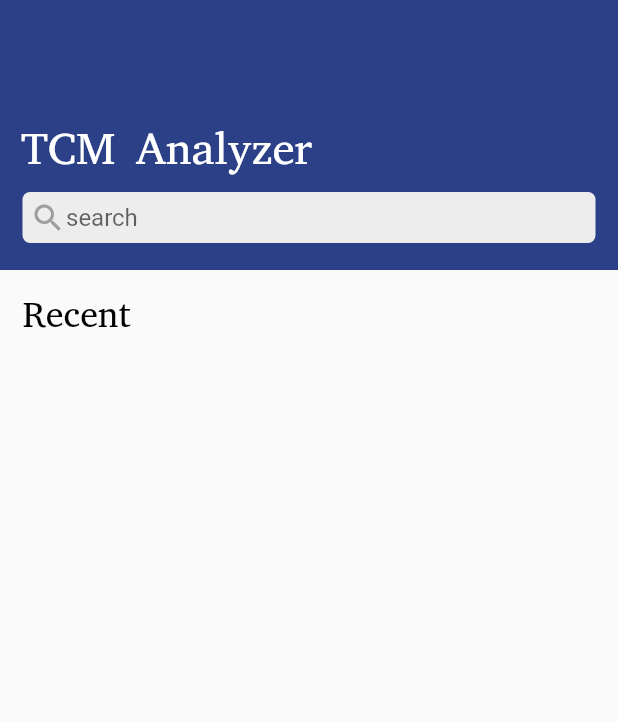
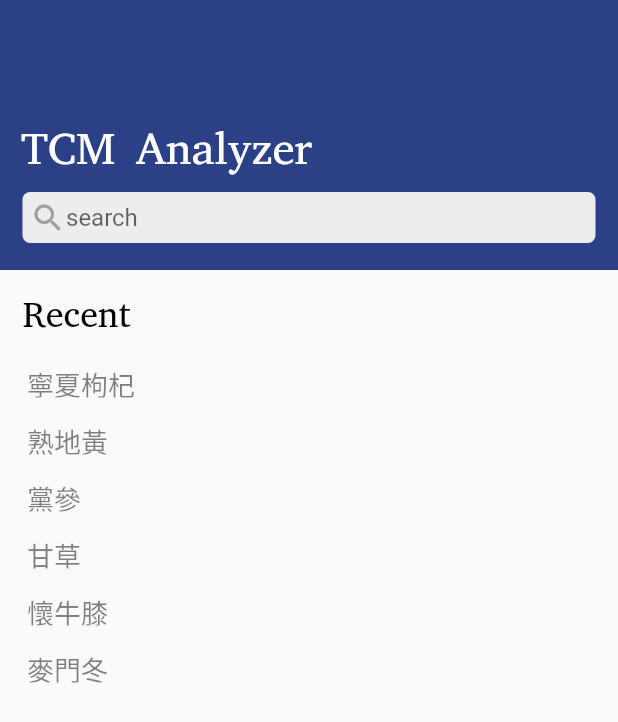
Before and after one commit to BenedictusKent/TCM_Analyzer, a Flutter app: the screen it shows after launch, on a phone screen of 412 x 824 dp. Shown: the top 722 px of the screen. Run offline on Flutter 3.47's test engine with Material 2 defaults, Android fonts, the phone set to English and light mode, and no system bars.

Commit message:
add recent searches (default)

```diff
--- a/tcm_analyzer/lib/home.dart
+++ b/tcm_analyzer/lib/home.dart
@@ -6,7 +6,10 @@ class HomePage extends StatefulWidget {
 }
 
 class _HomePageState extends State<HomePage> {
+  // declaration
   final myController = TextEditingController();
+  List<String> names = ["寧夏枸杞", "熟地黃", "黨參", "甘草", "懷牛膝", "麥門冬"];
+
   @override
   Widget build(BuildContext context) {
     return Scaffold(
@@ -71,6 +74,54 @@ class _HomePageState extends State<HomePage> {
                 fontFamily: 'Abyssinica',
               ),
             ),
+          ),
+
+          // Recent searches (first)
+          Container(
+            margin: EdgeInsets.only(top: 10.0, left: 10.0),
+            height: 38.0,
+            width: MediaQuery.of(context).size.width,
+            child: TextButton(
+              onPressed: () {
+                Navigator.pushNamed(context, '/info', arguments: names[0]);
+              },
+              child: Align(
+                alignment: Alignment.centerLeft,
+                child: Text(names[0],
+                    style: TextStyle(
+                        color: Colors.black.withOpacity(0.5),
+                        fontSize: 18.0,
+                        fontFamily: 'Abyssinica')),
+              ),
+            ),
+          ),
+
+          // Recent searches (second to end)
+          Container(
+            height: 190.0,
+            width: MediaQuery.of(context).size.width,
+            child: Column(
+              children: <Widget>[
+                for (int i = 1; i < 6; ++i)
+                  Container(
+                      margin: EdgeInsets.only(left: 10.0),
+                      height: 38.0,
+                      width: MediaQuery.of(context).size.width,
+                      child: TextButton(
+                        onPressed: () {
+                          Navigator.pushNamed(context, '/info',
+                              arguments: names[i]);
+                        },
+                        child: Align(
+                            alignment: Alignment.centerLeft,
+                            child: Text(names[i],
+                                style: TextStyle(
+                                    color: Colors.black.withOpacity(0.5),
+                                    fontSize: 18.0,
+                                    fontFamily: 'Abyssinica'))),
+                      ))
+              ],
+            ),
           )
         ],
       ),
```
